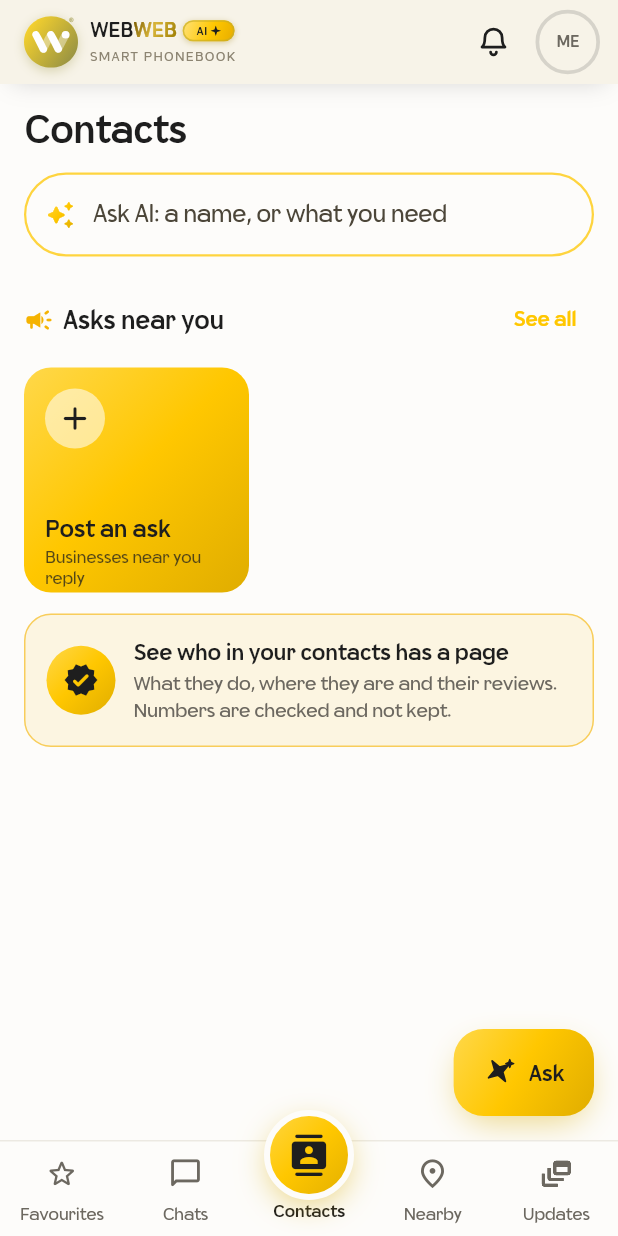
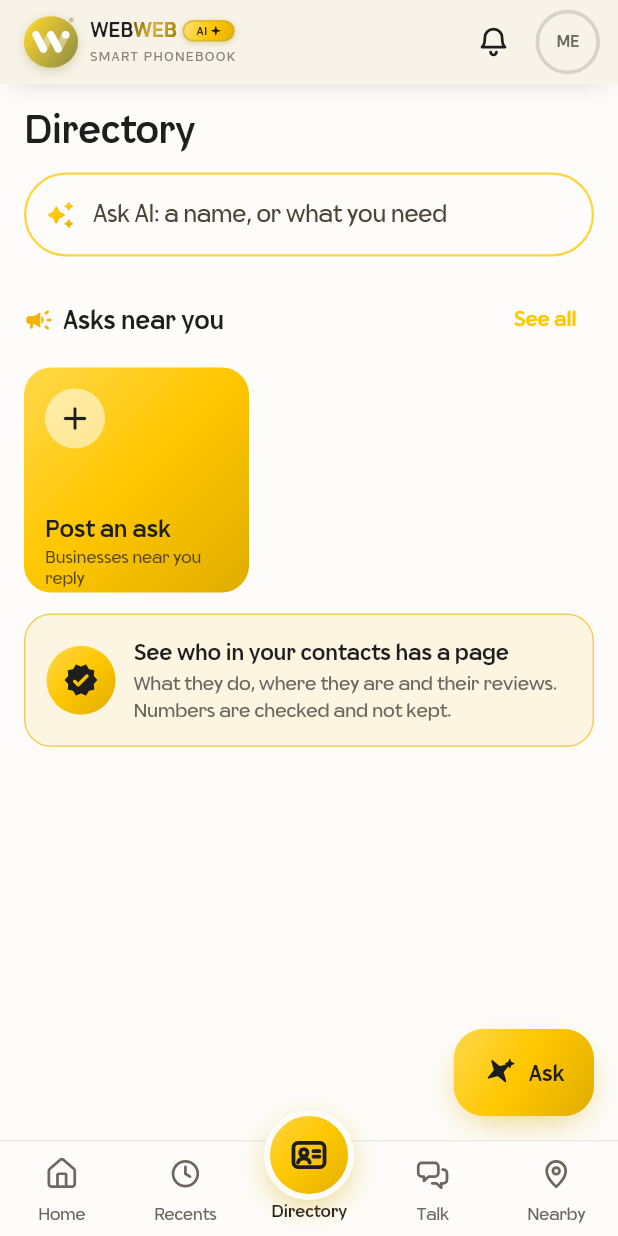
Before and after one commit to saurabhkarve/WebWeb-Ai-App, a Flutter app: the Shell screen opened directly, on a phone screen of 412 x 824 dp. Run offline on Flutter 3.47's test engine with Material 3 defaults, Android fonts, the phone set to English and light mode, and no system bars; our stand-ins replace audioplayers, connectivity_plus, file_picker, firebase_core, firebase_crashlytics, firebase_messaging and 9 more; missing offline and left inert: flutter_callkit_incoming, flutter_ringtone_player, flutter_webrtc, qr; accounts and stored records are empty; network calls fail; statements that could not run were skipped.

Commit message:
Menu: Home, Recents, Directory (opens first, raised gold in the middle), Talk (the Talk icon), Nearby, all in the WebWeb icon set; Recents shows favourites, calls and pages opened lately with a call button
Co-Authored-By: Claude Opus 5.5 <noreply@anthropic.com>

```diff
--- a/lib/screens/phonebook.dart
+++ b/lib/screens/phonebook.dart
@@ -475,7 +475,7 @@ class _PhonebookHomeState extends State<PhonebookHome> {
 
     final top = Column(key: _topKey, crossAxisAlignment: CrossAxisAlignment.stretch, children: [
       Row(crossAxisAlignment: CrossAxisAlignment.baseline, textBaseline: TextBaseline.alphabetic, children: [
-        Text(t('Contacts'), style: const TextStyle(fontSize: 26, fontWeight: FontWeight.w700)),
+        Text(t('Directory'), style: const TextStyle(fontSize: 26, fontWeight: FontWeight.w700)),
         const SizedBox(width: 8),
         if (all.isNotEmpty) Text('${all.length}', style: TextStyle(fontSize: 15, color: p.muted)),
       ]),
--- a/lib/screens/profile.dart
+++ b/lib/screens/profile.dart
@@ -22,7 +22,7 @@ import '../widgets/qr_card.dart';
 import '../widgets/catalog_strip.dart' show CatalogItemCard;
 import '../widgets/story_viewer.dart';
 import 'catalog.dart';
-import 'favourites.dart' show Favourites;
+import 'favourites.dart' show Favourites, RecentPeople;
 import 'edit_profile.dart';
 import 'find.dart';
 import 'post_detail.dart';
@@ -86,6 +86,8 @@ class _ProfileScreenState extends State<ProfileScreen> {
         _u = u;
         _error = null;
       });
+      // for Recents: pages of others opened lately
+      if (u.uid != context.read<AuthProvider>().profile?.uid) RecentPeople.note(u);
       _loadTabs(u);
     } catch (e) {
       if (mounted) setState(() => _error = '$e');
--- a/lib/screens/shell.dart
+++ b/lib/screens/shell.dart
@@ -43,7 +43,7 @@ class Shell extends StatefulWidget {
 }
 
 class _ShellState extends State<Shell> with WidgetsBindingObserver {
-  int _i = 2; // Contacts
+  int _i = 2; // Directory
   int _feedTick = 0; // reload the feed
   int _topTick = 0; // scroll the feed to the top
   int _askSpin = 0;
@@ -51,16 +51,17 @@ class _ShellState extends State<Shell> with WidgetsBindingObserver {
   Timer? _poll, _svcTimer;
   final _notes = NotificationsModel();
 
-  // The Smart Phonebook: Favourites, Chats (chats and calls), Contacts (home, the raised gold button in the middle),
-  // Nearby (the local directory), Updates (the feed). The round gold button is Ask; Ask itself is a page of its own
-  // (index 5) without the bar. Notifications are the bell in the header.
+  // The Smart Phonebook: Home (the feed), Recents (favourites, calls and contacts opened lately), Directory (the
+  // contacts, where the app opens: the raised gold button in the middle), Talk (chats and calls), Nearby (the local
+  // directory). The round gold button is Ask; Ask itself is a page of its own (index 5) without the bar.
+  // Notifications are the bell in the header. All five use the WebWeb icon set (the same Talk icon as before).
   // From 600 px wide (tablets, desktop) the bar becomes a rail down the left with Ask at its top, and pages keep a
   // readable width; from 1200 px the rail shows its labels beside the icons.
-  static const _items = [(Icons.star_rounded, Icons.star_outline_rounded, 'Favourites'), (Icons.chat_bubble_rounded, Icons.chat_bubble_outline_rounded, 'Chats'), (Icons.contacts_rounded, Icons.contacts_outlined, 'Contacts'), (Icons.place_rounded, Icons.place_outlined, 'Nearby'), (Icons.dynamic_feed_rounded, Icons.dynamic_feed_outlined, 'Updates')];
-  static const _tourKeys = ['nav-favourites', 'nav-talk', 'nav-contacts', 'nav-find', 'nav-feed'];
+  static const _items = [(WI.home, 'Home'), (WI.clock, 'Recents'), (WI.contactCard, 'Directory'), (WI.talk, 'Talk'), (WI.pin, 'Nearby')];
+  static const _tourKeys = ['nav-feed', 'nav-recents', 'nav-contacts', 'nav-talk', 'nav-find'];
   /// how far the Contacts button rises above the bar
   static const _rise = 20.0;
-  static const _talk = 1, _home = 2, _feed = 4, _ask = 5;
+  static const _feed = 0, _recents = 1, _dir = 2, _talk = 3, _ask = 5;
   static const _barH = 64.0;
   int _beforeAsk = _feed;
 
@@ -144,7 +145,7 @@ class _ShellState extends State<Shell> with WidgetsBindingObserver {
       _askSpin++;
       if (_i != _ask) _beforeAsk = _i;
     }
-    if (k == _i && k == _feed) _topTick++; // tapping Updates again scrolls the feed to the top
+    if (k == _i && k == _feed) _topTick++; // tapping Home again scrolls the feed to the top
     setState(() => _i = k);
   }
 
@@ -182,11 +183,12 @@ class _ShellState extends State<Shell> with WidgetsBindingObserver {
                   removeBottom: bottomBar,
                   removeLeft: rail,
                   child: IndexedStack(index: _i, children: [
-                    _fit(const FavouritesScreen(), 760),
-                    if (_i == _talk) _fit(const TalkScreen(), 900) else const SizedBox.shrink(), // reload conversations each time it opens
+                    _fit(ConnectScreen(refreshTick: _feedTick, topTick: _topTick, onGoAsk: () => _go(_ask), active: _i == _feed), 680),
+                    // Recents and Talk load afresh each time they open
+                    if (_i == _recents) _fit(const RecentsScreen(), 760) else const SizedBox.shrink(),
                     _fit(PhonebookHome(onAsk: () => _go(_ask), onSeeAsks: () => _go(_feed)), 1240),
+                    if (_i == _talk) _fit(const TalkScreen(), 900) else const SizedBox.shrink(),
                     _fit(const FindScreen(), 900),
-                    _fit(ConnectScreen(refreshTick: _feedTick, topTick: _topTick, onGoAsk: () => _go(_ask), active: _i == _feed), 680),
                     _fit(
                         AskScreen(active: _i == _ask, onBack: () => _go(_beforeAsk), onPosted: () => setState(() {
                               _feedTick++;
@@ -204,7 +206,7 @@ class _ShellState extends State<Shell> with WidgetsBindingObserver {
               right: 0,
               child: _AppHeader(
                 notes: _notes,
-                onHome: () => _go(_home),
+                onHome: () => _go(_dir),
               ),
             ),
             // "Waiting for network…" / "Connecting…" under the header, WhatsApp-style
@@ -248,25 +250,25 @@ class _ShellState extends State<Shell> with WidgetsBindingObserver {
               for (var k = 0; k < _items.length; k++)
                 Expanded(
                   child: KeyedSubtree(
-                    key: k == _home ? null : Tours.key(_tourKeys[k]),
-                    child: k == _home ? _homeLabel(p) : _barItem(p, k, badge: k == _talk ? unreadChats.value : 0),
+                    key: k == _dir ? null : Tours.key(_tourKeys[k]),
+                    child: k == _dir ? _dirLabel(p) : _barItem(p, k, badge: k == _talk ? unreadChats.value : 0),
                   ),
                 ),
             ]),
           ),
         ),
-        Positioned(top: 0, left: 0, right: 0, child: Center(child: KeyedSubtree(key: Tours.key(_tourKeys[_home]), child: _homeButton(p, 60)))),
+        Positioned(top: 0, left: 0, right: 0, child: Center(child: KeyedSubtree(key: Tours.key(_tourKeys[_dir]), child: _dirButton(p, 60)))),
       ]);
 
-  /// Contacts, the heart of the app: always the gold round button, raised in the middle of the bar.
-  Widget _homeButton(Pal p, double size) {
-    final active = _i == _home;
+  /// Directory, the heart of the app: always the gold round button, raised in the middle of the bar.
+  Widget _dirButton(Pal p, double size) {
+    final active = _i == _dir;
     return Semantics(
       button: true,
       selected: active,
-      label: t(_items[_home].$3),
+      label: t(_items[_dir].$2),
       child: GestureDetector(
-        onTap: () => _go(_home),
+        onTap: () => _go(_dir),
         child: AnimatedContainer(
           duration: const Duration(milliseconds: 200),
           width: size,
@@ -277,24 +279,24 @@ class _ShellState extends State<Shell> with WidgetsBindingObserver {
             border: Border.all(color: p.canvas, width: 4),
             boxShadow: [BoxShadow(color: const Color(0xFFD6AA00).withValues(alpha: active ? .55 : .35), blurRadius: active ? 18 : 12, spreadRadius: -4, offset: const Offset(0, 6))],
           ),
-          child: Icon(active ? _items[_home].$1 : _items[_home].$2, color: kInk, size: size * .46),
+          child: Center(child: WIcon(_items[_dir].$1, color: kInk, size: size * .46, strokeWidth: active ? 2.2 : 2)),
         ),
       ),
     );
   }
 
   /// the label under the raised button, in the bar
-  Widget _homeLabel(Pal p) {
-    final active = _i == _home;
+  Widget _dirLabel(Pal p) {
+    final active = _i == _dir;
     return GestureDetector(
       behavior: HitTestBehavior.opaque,
-      onTap: () => _go(_home),
+      onTap: () => _go(_dir),
       child: ExcludeSemantics(
         child: Align(
           alignment: Alignment.bottomCenter,
           child: Padding(
             padding: const EdgeInsets.only(bottom: 9),
-            child: FittedBox(fit: BoxFit.scaleDown, child: Text(t(_items[_home].$3), maxLines: 1, style: TextStyle(fontSize: 11.5, fontWeight: FontWeight.w700, color: active ? p.text : p.muted))),
+            child: FittedBox(fit: BoxFit.scaleDown, child: Text(t(_items[_dir].$2), maxLines: 1, style: TextStyle(fontSize: 11.5, fontWeight: FontWeight.w700, color: active ? p.text : p.muted))),
           ),
         ),
       ),
@@ -308,7 +310,7 @@ class _ShellState extends State<Shell> with WidgetsBindingObserver {
     return Semantics(
       button: true,
       selected: active,
-      label: t(_items[k].$3),
+      label: t(_items[k].$2),
       child: GestureDetector(
         behavior: HitTestBehavior.opaque,
         onTap: () => _go(k),
@@ -321,12 +323,12 @@ class _ShellState extends State<Shell> with WidgetsBindingObserver {
               height: 30,
               decoration: BoxDecoration(color: active ? kGold.withValues(alpha: p.dark ? .25 : .22) : Colors.transparent, borderRadius: BorderRadius.circular(15)),
               child: Stack(alignment: Alignment.center, clipBehavior: Clip.none, children: [
-                Icon(active ? _items[k].$1 : _items[k].$2, size: 23, color: fg),
+                WIcon(_items[k].$1, size: 23, color: fg, strokeWidth: active ? 2.2 : 1.9),
                 if (badge > 0) Positioned(right: 8, top: 0, child: _badge(badge)),
               ]),
             ),
             const SizedBox(height: 4),
-            FittedBox(fit: BoxFit.scaleDown, child: Text(t(_items[k].$3), maxLines: 1, style: TextStyle(fontSize: 11.5, fontWeight: active ? FontWeight.w700 : FontWeight.w500, color: active ? p.text : p.muted))),
+            FittedBox(fit: BoxFit.scaleDown, child: Text(t(_items[k].$2), maxLines: 1, style: TextStyle(fontSize: 11.5, fontWeight: active ? FontWeight.w700 : FontWeight.w500, color: active ? p.text : p.muted))),
           ]),
         ),
       ),
@@ -348,20 +350,20 @@ class _ShellState extends State<Shell> with WidgetsBindingObserver {
     final tone = p.dark ? const Color(0xFFFFD84A) : const Color(0xFF7A5A00);
     Widget item(int k) {
       final active = _i == k;
-      final home = k == _home;
+      final home = k == _dir;
       final badge = k == _talk ? unreadChats.value : 0;
       final icon = Stack(clipBehavior: Clip.none, children: [
-        Icon(active ? _items[k].$1 : _items[k].$2, size: 24, color: home ? kInk : (active ? tone : p.muted)),
+        WIcon(_items[k].$1, size: 24, color: home ? kInk : (active ? tone : p.muted), strokeWidth: active || home ? 2.2 : 1.9),
         if (badge > 0) Positioned(right: -10, top: -6, child: _badge(badge)),
       ]);
       final fill = home ? null : (active ? kGold.withValues(alpha: p.dark ? .25 : .22) : Colors.transparent);
-      final label = Text(t(_items[k].$3), maxLines: 1, overflow: TextOverflow.ellipsis, style: TextStyle(fontSize: labels ? 14.5 : 11.5, fontWeight: active || home ? FontWeight.w700 : FontWeight.w500, color: active ? p.text : p.muted));
+      final label = Text(t(_items[k].$2), maxLines: 1, overflow: TextOverflow.ellipsis, style: TextStyle(fontSize: labels ? 14.5 : 11.5, fontWeight: active || home ? FontWeight.w700 : FontWeight.w500, color: active ? p.text : p.muted));
       return KeyedSubtree(
         key: Tours.key(_tourKeys[k]),
         child: Semantics(
           button: true,
           selected: active,
-          label: t(_items[k].$3),
+          label: t(_items[k].$2),
           child: InkWell(
             onTap: () => _go(k),
             borderRadius: BorderRadius.circular(28),
@@ -376,7 +378,7 @@ class _ShellState extends State<Shell> with WidgetsBindingObserver {
                         borderRadius: BorderRadius.circular(26),
                         border: home && active ? Border.all(color: kInk.withValues(alpha: .5), width: 1.5) : null,
                       ),
-                      child: Row(children: [icon, const SizedBox(width: 14), Expanded(child: home ? Text(t(_items[k].$3), maxLines: 1, style: const TextStyle(fontSize: 14.5, fontWeight: FontWeight.w700, color: kInk)) : label)]),
+                      child: Row(children: [icon, const SizedBox(width: 14), Expanded(child: home ? Text(t(_items[k].$2), maxLines: 1, style: const TextStyle(fontSize: 14.5, fontWeight: FontWeight.w700, color: kInk)) : label)]),
                     )
                   : Padding(
                       padding: const EdgeInsets.symmetric(vertical: 6),
--- a/lib/screens/talk.dart
+++ b/lib/screens/talk.dart
@@ -317,7 +317,7 @@ class _TalkScreenState extends State<TalkScreen> {
         physics: const AlwaysScrollableScrollPhysics(),
         padding: EdgeInsets.fromLTRB(16, 16, 16, islandSpace(context)),
         children: [
-          Text(t('Chats'), style: const TextStyle(fontSize: 24, fontWeight: FontWeight.w700, height: 1)),
+          Text(t('Talk'), style: const TextStyle(fontSize: 24, fontWeight: FontWeight.w700, height: 1)),
           const SizedBox(height: 4),
           Text(
             all == null
```
Also changed, not shown: lib/screens/favourites.dart (+158 -35 lines), assets/i18n/gu.json, assets/i18n/hi.json, assets/i18n/kok.json, assets/i18n/mr.json.
